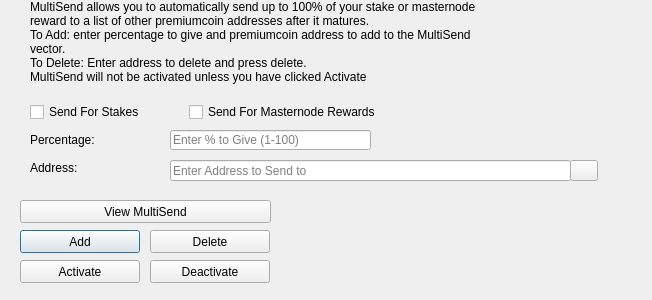
Before: the Qt Designer form src/qt/forms/multisenddialog.ui in Micenas/antimony, drawn with Qt 5.
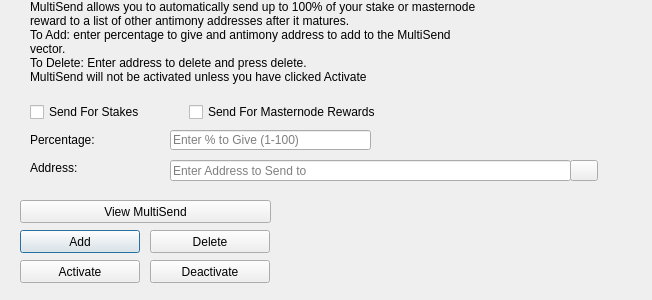
After: the same form once the commit is applied. Icons and pictures are not drawn.

Diff of the .ui file:
```diff
--- a/src/qt/forms/multisenddialog.ui
+++ b/src/qt/forms/multisenddialog.ui
@@ -61,8 +61,8 @@
     <number>1</number>
    </property>
    <property name="text">
-    <string>MultiSend allows you to automatically send up to 100% of your stake or masternode reward to a list of other premiumcoin addresses after it matures.
-To Add: enter percentage to give and premiumcoin address to add to the MultiSend vector.
+    <string>MultiSend allows you to automatically send up to 100% of your stake or masternode reward to a list of other antimony addresses after it matures.
+To Add: enter percentage to give and antimony address to add to the MultiSend vector.
 To Delete: Enter address to delete and press delete.
 MultiSend will not be activated unless you have clicked Activate</string>
    </property>
```
Left out of the diff: 4 changed lines with no effect on the pictures.
